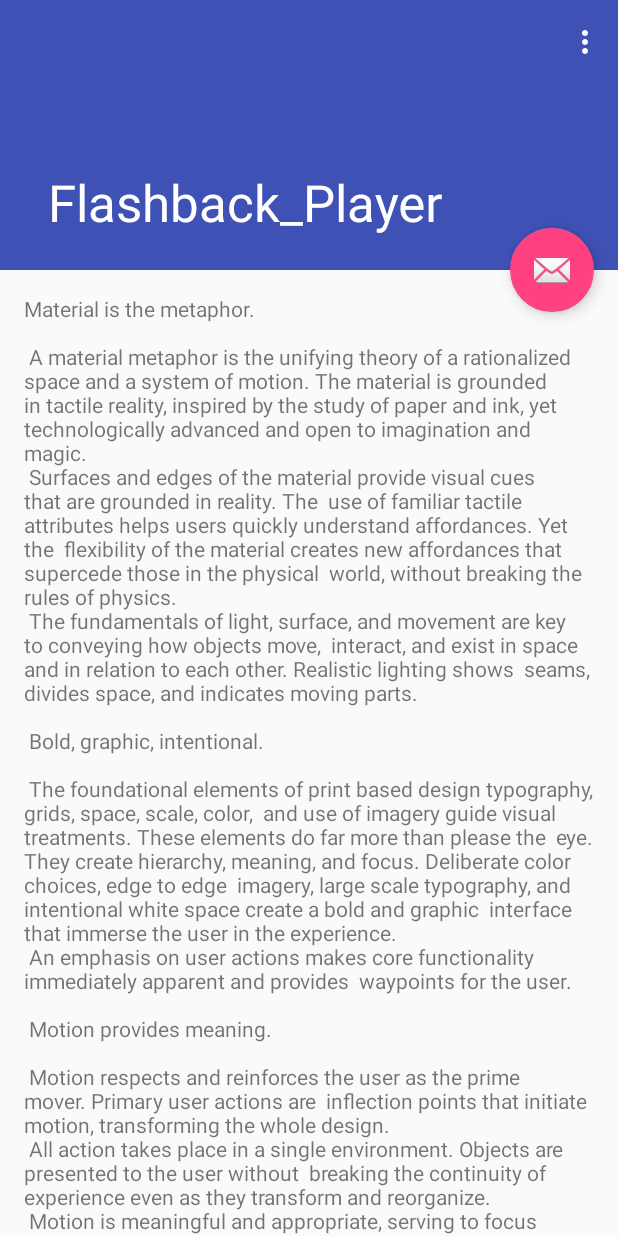
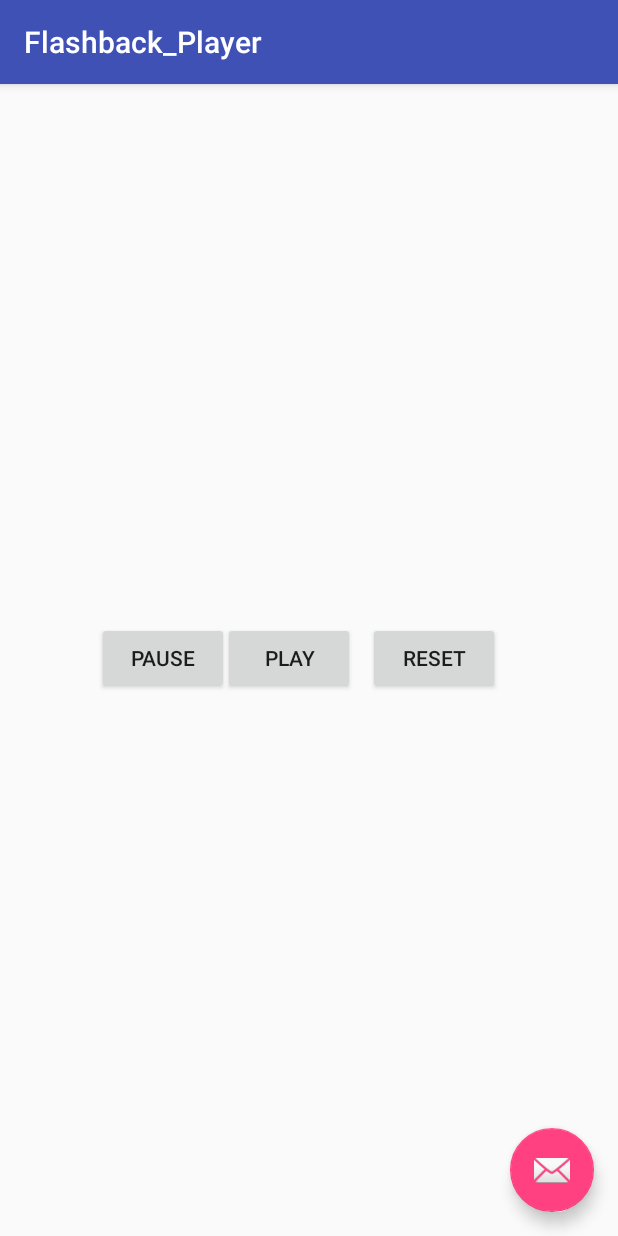
Before and after one commit to pnad0911/Vibe-Music-App, an Android app: the screen it shows after launch (ScrollingActivity before the commit, MainActivity after it), on a phone screen of 412 x 824 dp. Run offline under Robolectric (Android 15) with nearby library versions, the light colour scheme and no system bars.

Commit message:
Added some additional functionality to SongPlayer and fixed some bugs, added testing activity

```diff
--- a/Flashback_Player/app/build.gradle
+++ b/Flashback_Player/app/build.gradle
@@ -22,6 +22,7 @@ dependencies {
     implementation fileTree(dir: 'libs', include: ['*.jar'])
     implementation 'com.android.support:appcompat-v7:26.1.0'
     implementation 'com.android.support:design:26.1.0'
+    implementation 'com.android.support.constraint:constraint-layout:1.0.2'
     testImplementation 'junit:junit:4.12'
     androidTestImplementation 'com.android.support.test:runner:1.0.1'
     androidTestImplementation 'com.android.support.test.espresso:espresso-core:3.0.1'
--- a/Flashback_Player/app/src/main/AndroidManifest.xml
+++ b/Flashback_Player/app/src/main/AndroidManifest.xml
@@ -11,14 +11,22 @@
         android:theme="@style/AppTheme">
         <activity
             android:name=".ScrollingActivity"
-            android:label="@string/app_name"
+            android:label=".ScrollingActivity"
             android:theme="@style/AppTheme.NoActionBar">
+
+        </activity>
+        <activity
+            android:name=".MainActivity"
+            android:label="Flashback_Player"
+            android:theme="@style/AppTheme.NoActionBar">
+
             <intent-filter>
                 <action android:name="android.intent.action.MAIN" />
 
                 <category android:name="android.intent.category.LAUNCHER" />
             </intent-filter>
         </activity>
+
     </application>
 
 </manifest>
--- /dev/null
+++ b/Flashback_Player/app/src/main/java/cse_110/flashback_player/MainActivity.java
@@ -0,0 +1,61 @@
+package cse_110.flashback_player;
+
+import android.os.Bundle;
+import android.support.design.widget.FloatingActionButton;
+import android.support.design.widget.Snackbar;
+import android.support.v7.app.AppCompatActivity;
+import android.support.v7.widget.Toolbar;
+import android.view.View;
+import android.widget.Button;
+
+public class MainActivity extends AppCompatActivity {
+
+
+    @Override
+    protected void onCreate(Bundle savedInstanceState) {
+        super.onCreate(savedInstanceState);
+        setContentView(R.layout.activity_main);
+        Toolbar toolbar = (Toolbar) findViewById(R.id.toolbar);
+        setSupportActionBar(toolbar);
+
+        final SongPlayer songPlayer = new SongPlayer(this);
+        final Song susume_tomorrow = new Song("Susume Tomorrow", R.raw.susume_tomorrow, "Sonoda Umi", "Susume Tomorrow");
+        final Song soldier_game = new Song("Soldier Game", R.raw.soldier_game, "Sonoda Umi, Nishikino Maki, Ayase Eli", "Soldier Game");
+        final Song mp5_sound = new Song("mp5_sound", R.raw.mp5_sound, "", "");
+        Button playbutton = (Button) findViewById(R.id.playbutton);
+        Button pausebutton = (Button) findViewById(R.id.pausebutton);
+        Button resetbutton = (Button) findViewById(R.id.resetbutton);
+        playbutton.setOnClickListener(new View.OnClickListener(){
+            @Override
+            public void onClick(View view){
+                songPlayer.play(soldier_game);
+                songPlayer.playNext(susume_tomorrow);
+            }
+        });
+        pausebutton.setOnClickListener(new View.OnClickListener() {
+            @Override
+            public void onClick(View view) {
+                if(songPlayer.isPlaying()){
+                    songPlayer.pause();
+                }else{
+                    songPlayer.resume();
+                }
+            }
+        });
+        resetbutton.setOnClickListener(new View.OnClickListener() {
+            @Override
+            public void onClick(View view) {
+                songPlayer.stop();
+            }
+        });
+        FloatingActionButton fab = (FloatingActionButton) findViewById(R.id.fab);
+        fab.setOnClickListener(new View.OnClickListener() {
+            @Override
+            public void onClick(View view) {
+                Snackbar.make(view, "Replace with your own action", Snackbar.LENGTH_LONG)
+                        .setAction("Action", null).show();
+            }
+        });
+    }
+
+}
--- a/Flashback_Player/app/src/main/java/cse_110/flashback_player/SongPlayer.java
+++ b/Flashback_Player/app/src/main/java/cse_110/flashback_player/SongPlayer.java
@@ -11,10 +11,15 @@ import android.support.v7.app.AppCompatActivity;
 
 public class SongPlayer {
 
-    MediaPlayer mediaPlayer;
-    AppCompatActivity activity;
-    Song nextSong;
+    private MediaPlayer mediaPlayer;
+    private AppCompatActivity activity;
+    private Song nextSong;
+    private boolean paused = false;
 
+    /**
+     * Creates a new SongPlayer object attached to the given activity
+     * @param activity Activity this SongPlayer is attached to.
+     */
     public SongPlayer(AppCompatActivity activity){
         mediaPlayer = new MediaPlayer();
         mediaPlayer.setOnCompletionListener(new MediaPlayer.OnCompletionListener() {
@@ -32,27 +37,43 @@ public class SongPlayer {
         return mediaPlayer.isPlaying(); //TODO
     }
 
+    public void seekTo(double percent){
+
+        mediaPlayer.seekTo((int) (mediaPlayer.getDuration() * percent / 100));
+    }
+
     public void pause(){
-        if(!isPlaying()){
+        if(isPlaying()){
             mediaPlayer.pause();
+            paused = true;
         }
     }
+
+    public void resume(){
+        if(paused){
+            mediaPlayer.start();
+            paused = false;
+        }
+    }
+
 
     public boolean play(Song song){
         if(song == null){
             return false;
         }
+        paused = false;
         mediaPlayer.reset();
         AssetFileDescriptor assetFileDescriptor = activity.getResources().openRawResourceFd(song.getID());
         try{
             mediaPlayer.setDataSource(assetFileDescriptor);
-            mediaPlayer.prepareAsync();
-            mediaPlayer.start();
-            return true;
+            mediaPlayer.prepare();
+
         }
         catch (Exception e){
             return false;
         }
+        mediaPlayer.start();
+        return true;
     }
 
     public boolean playNext(Song song){
@@ -92,4 +113,5 @@ public class SongPlayer {
         public abstract void callback();
     }
 
+
 }
--- /dev/null
+++ b/Flashback_Player/app/src/main/res/layout/activity_main.xml
@@ -0,0 +1,33 @@
+<?xml version="1.0" encoding="utf-8"?>
+<android.support.design.widget.CoordinatorLayout xmlns:android="http://schemas.android.com/apk/res/android"
+    xmlns:app="http://schemas.android.com/apk/res-auto"
+    xmlns:tools="http://schemas.android.com/tools"
+    android:layout_width="match_parent"
+    android:layout_height="match_parent"
+    tools:context="cse_110.flashback_player.MainActivity">
+
+    <android.support.design.widget.AppBarLayout
+        android:layout_width="match_parent"
+        android:layout_height="wrap_content"
+        android:theme="@style/AppTheme.AppBarOverlay">
+
+        <android.support.v7.widget.Toolbar
+            android:id="@+id/toolbar"
+            android:layout_width="match_parent"
+            android:layout_height="?attr/actionBarSize"
+            android:background="?attr/colorPrimary"
+            app:popupTheme="@style/AppTheme.PopupOverlay" />
+
+    </android.support.design.widget.AppBarLayout>
+
+    <include layout="@layout/content_main" />
+
+    <android.support.design.widget.FloatingActionButton
+        android:id="@+id/fab"
+        android:layout_width="wrap_content"
+        android:layout_height="wrap_content"
+        android:layout_gravity="bottom|end"
+        android:layout_margin="@dimen/fab_margin"
+        app:srcCompat="@android:drawable/ic_dialog_email" />
+
+</android.support.design.widget.CoordinatorLayout>
--- /dev/null
+++ b/Flashback_Player/app/src/main/res/layout/content_main.xml
@@ -0,0 +1,58 @@
+<?xml version="1.0" encoding="utf-8"?>
+<android.support.constraint.ConstraintLayout xmlns:android="http://schemas.android.com/apk/res/android"
+    xmlns:app="http://schemas.android.com/apk/res-auto"
+    xmlns:tools="http://schemas.android.com/tools"
+    android:layout_width="match_parent"
+    android:layout_height="match_parent"
+    app:layout_behavior="@string/appbar_scrolling_view_behavior"
+    tools:context="cse_110.flashback_player.MainActivity"
+    tools:showIn="@layout/activity_main">
+
+    <Button
+        android:id="@+id/playbutton"
+        android:layout_width="wrap_content"
+        android:layout_height="wrap_content"
+        android:layout_marginBottom="8dp"
+        android:layout_marginEnd="8dp"
+        android:layout_marginStart="8dp"
+        android:layout_marginTop="8dp"
+        android:text="PLAY"
+        app:layout_constraintBottom_toBottomOf="parent"
+        app:layout_constraintEnd_toEndOf="parent"
+        app:layout_constraintHorizontal_bias="0.457"
+        app:layout_constraintStart_toStartOf="parent"
+        app:layout_constraintTop_toTopOf="parent"
+        app:layout_constraintVertical_bias="0.498" />
+
+    <Button
+        android:id="@+id/pausebutton"
+        android:layout_width="wrap_content"
+        android:layout_height="wrap_content"
+        android:layout_marginBottom="8dp"
+        android:layout_marginEnd="8dp"
+        android:layout_marginStart="8dp"
+        android:layout_marginTop="8dp"
+        android:text="PAUSE"
+        app:layout_constraintBottom_toBottomOf="parent"
+        app:layout_constraintEnd_toEndOf="parent"
+        app:layout_constraintHorizontal_bias="0.185"
+        app:layout_constraintStart_toStartOf="parent"
+        app:layout_constraintTop_toTopOf="parent"
+        app:layout_constraintVertical_bias="0.498" />
+
+    <Button
+        android:id="@+id/resetbutton"
+        android:layout_width="wrap_content"
+        android:layout_height="wrap_content"
+        android:layout_marginBottom="8dp"
+        android:layout_marginEnd="8dp"
+        android:layout_marginStart="8dp"
+        android:layout_marginTop="8dp"
+        android:text="RESET"
+        app:layout_constraintBottom_toBottomOf="parent"
+        app:layout_constraintEnd_toEndOf="parent"
+        app:layout_constraintHorizontal_bias="0.771"
+        app:layout_constraintStart_toStartOf="parent"
+        app:layout_constraintTop_toTopOf="parent"
+        app:layout_constraintVertical_bias="0.498" />
+</android.support.constraint.ConstraintLayout>
--- a/Flashback_Player/app/src/main/res/layout/content_scrolling.xml
+++ b/Flashback_Player/app/src/main/res/layout/content_scrolling.xml
@@ -14,4 +14,6 @@
         android:layout_margin="@dimen/text_margin"
         android:text="@string/large_text" />
 
+
+
 </android.support.v4.widget.NestedScrollView>
--- a/Flashback_Player/app/src/main/res/values/strings.xml
+++ b/Flashback_Player/app/src/main/res/values/strings.xml
@@ -90,4 +90,5 @@
         "when a user tries to pick up one of cards.\n\n"
     </string>
     <string name="action_settings">Settings</string>
+    <string name="title_activity_main">MainActivity</string>
 </resources>
```
Also changed, not shown: 3 other files.
